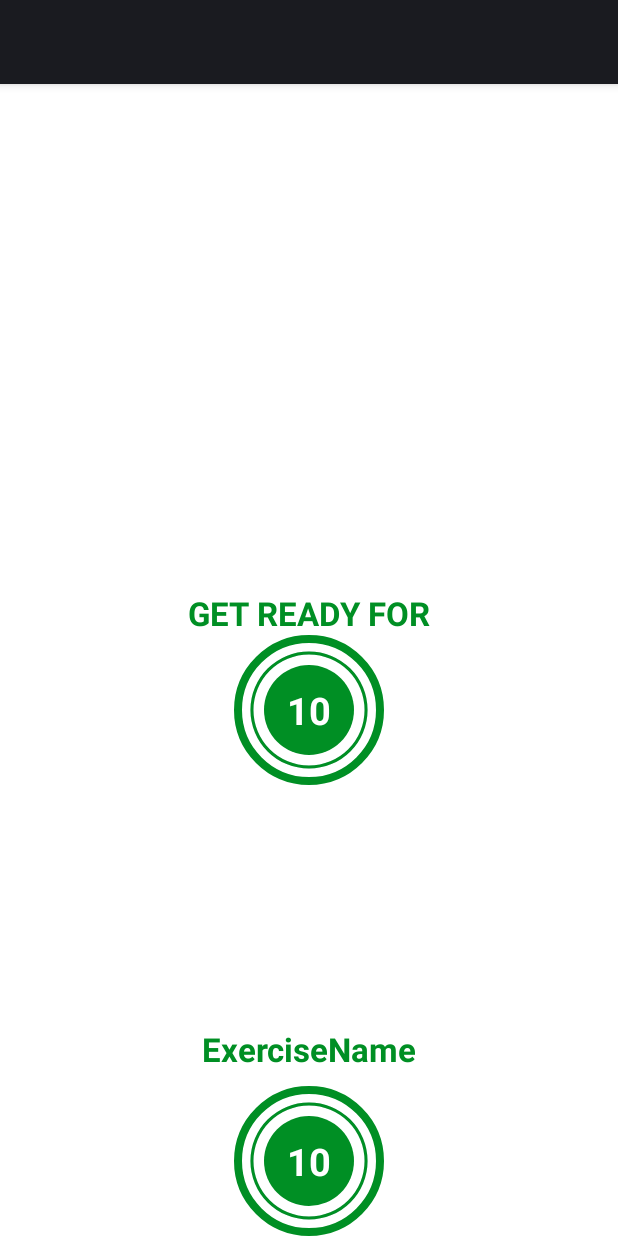
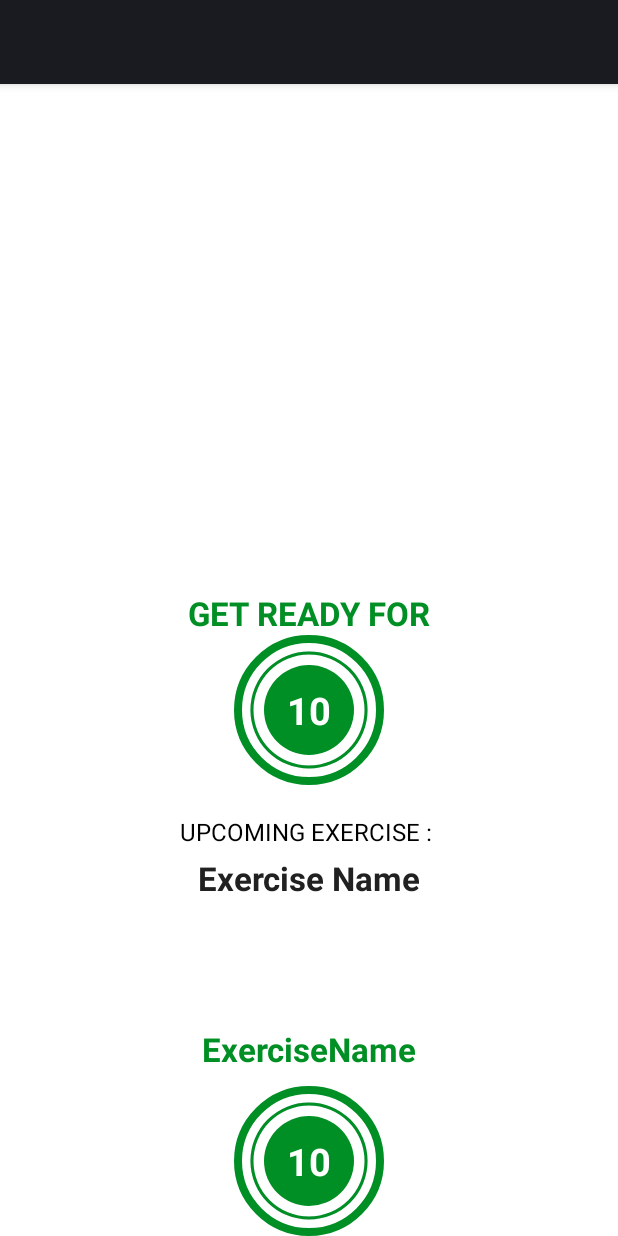
Before and after one commit to Sahilrao09/Workout-App, an Android app: the layout activity_exercise.xml on its own in the app's theme, with its tools: preview values and no code run, on a phone screen of 412 x 824 dp. Run offline under Robolectric (Android 15) with nearby library versions, the phone set to English and light mode, and no system bars.

Commit message:
upcoming exercise add

```diff
--- a/app/src/main/res/layout/activity_exercise.xml
+++ b/app/src/main/res/layout/activity_exercise.xml
@@ -74,8 +74,35 @@
         </LinearLayout>
     </FrameLayout>
 
-    <!--TODO (Step 1 - First add the images to the Drawable folder and adding an imageview to show which is the current exercise along with the Name.)-->
+    <!--TODO (Step 1 - Showing the upcoming exercise name in the Get Ready For View.)-->
     <!--START-->
+    <TextView
+        app:layout_constraintTop_toBottomOf="@id/flRestView"
+        android:id="@+id/upcomingLabel"
+        android:layout_width="wrap_content"
+        android:layout_height="wrap_content"
+        app:layout_constraintStart_toStartOf="parent"
+        app:layout_constraintEnd_toEndOf="parent"
+        android:layout_marginTop="20dp"
+        android:textColor="@color/black"
+        app:layout_constraintBottom_toTopOf="@id/tvUpcomingExerciseName"
+        android:text="UPCOMING EXERCISE : "
+        android:textSize="16sp" />
+
+    <TextView
+        app:layout_constraintTop_toBottomOf="@id/upcomingLabel"
+        android:id="@+id/tvUpcomingExerciseName"
+        android:layout_width="wrap_content"
+        android:layout_height="wrap_content"
+        app:layout_constraintStart_toStartOf="parent"
+        app:layout_constraintEnd_toEndOf="parent"
+        android:layout_marginTop="5dp"
+        android:textColor="#212121"
+        android:textSize="22sp"
+        android:textStyle="bold"
+        tools:text="Exercise Name" />
+    <!--END-->
+    <!-- First add the images to the Drawable folder and adding an imageview to show which is the current exercise along with the Name-->
     <ImageView
         android:id="@+id/ivImage"
         android:layout_width="match_parent"
@@ -87,7 +114,7 @@
         app:layout_constraintBottom_toTopOf="@id/tvExerciseName"
         app:layout_constraintTop_toBottomOf="@id/toolbarExercise" />
 
-    <!-- Todo 2: We also add a textView for ExerciseName and position it below the imageview-->
+    <!--  We also add a textView for ExerciseName and position it below the imageview-->
     <TextView
         android:id="@+id/tvExerciseName"
         android:layout_width="wrap_content"
@@ -101,7 +128,7 @@
         app:layout_constraintStart_toStartOf="parent"
         app:layout_constraintTop_toBottomOf="@id/ivImage"
         tools:visibility="visible" />
-    <!-- Todo 3: We also need to change the position of this frame layout to be below the tvExercise-->
+    <!-- We also need to change the position of this frame layout to be below the tvExercise-->
     <FrameLayout
         android:id="@+id/flExerciseView"
         android:layout_width="100dp"
```
Also changed, not shown: app/src/main/java/com/example/a7minutesworkout/ExerciseActivity.kt (+15 -10 lines).
